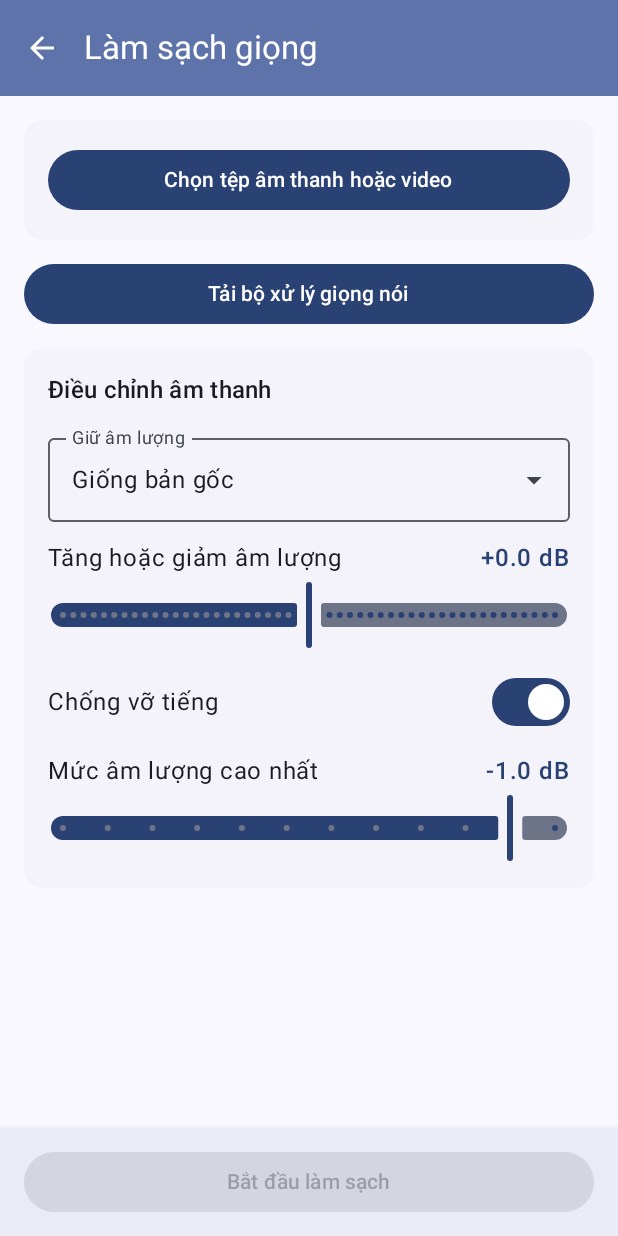
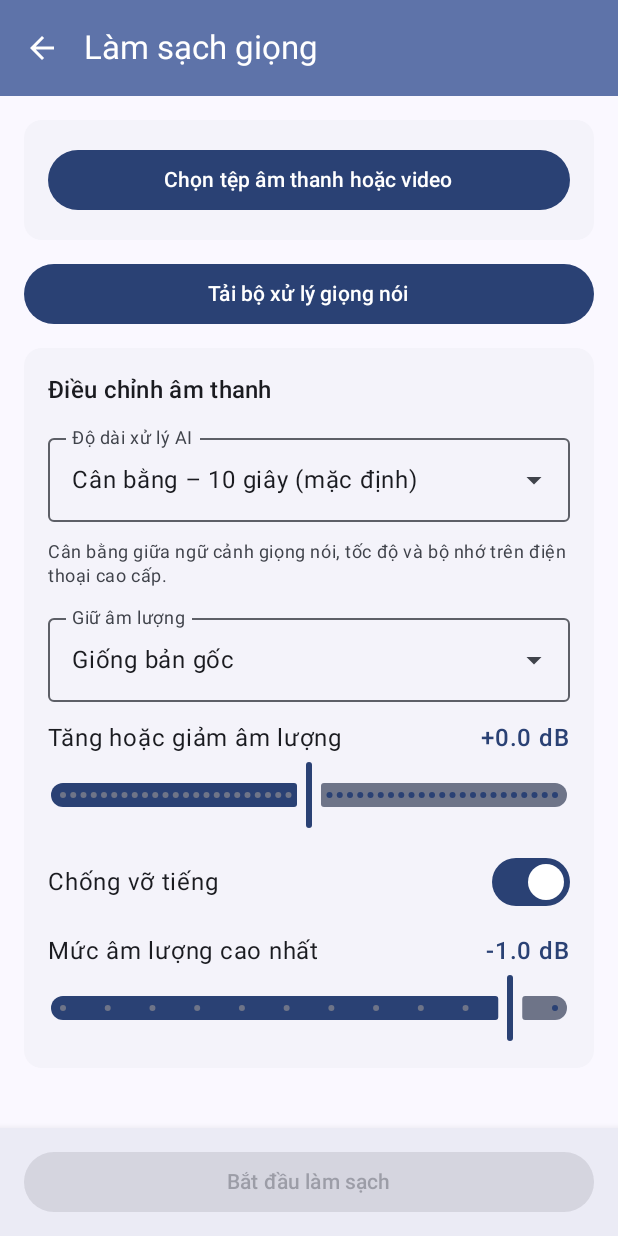
Before and after one commit to tvhuy99-web/Remix-Remix-Media-Tool556, an Android app built with Jetpack Compose: the VoiceCleanupScreen screen opened through its navigation route, on a phone screen of 412 x 824 dp. Run offline under Robolectric (Android 15) with nearby library versions, the light colour scheme and no system bars; pictures from the network do not load; 2 statements that could not run were skipped.

Commit message:
Thêm lựa chọn 4 10 và 15 giây trên giao diện

```diff
--- a/app/src/main/java/com/aistudio/mediatool/ui/screens/VoiceCleanupScreen.kt
+++ b/app/src/main/java/com/aistudio/mediatool/ui/screens/VoiceCleanupScreen.kt
@@ -53,6 +53,7 @@
 import com.aistudio.mediatool.core.ml.VoiceCleanupReport
 import com.aistudio.mediatool.core.ml.VoiceCleanupService
 import com.aistudio.mediatool.core.ml.VoiceCleanupState
+import com.aistudio.mediatool.core.ml.VoiceCleanupWindowMode
 import com.aistudio.mediatool.ui.components.AccessibleSwitchRow
 import com.aistudio.mediatool.ui.components.AccessibleValueSlider
 import com.aistudio.mediatool.ui.components.AudioPreviewSource
@@ -85,6 +86,7 @@
 
     var selectedUriText by rememberSaveable { mutableStateOf<String?>(null) }
     var selectedName by rememberSaveable { mutableStateOf<String?>(null) }
+    var windowModeName by rememberSaveable { mutableStateOf(VoiceCleanupWindowMode.BALANCED_10S.name) }
     var loudnessModeName by rememberSaveable { mutableStateOf(VoiceCleanupLoudnessMode.MATCH_SOURCE.name) }
     var targetLufs by rememberSaveable { mutableFloatStateOf(-16f) }
     var outputGainDb by rememberSaveable { mutableFloatStateOf(0f) }
@@ -97,8 +99,10 @@
     var resultReport by remember { mutableStateOf<VoiceCleanupReport?>(null) }
 
     val selectedUri = selectedUriText?.let(Uri::parse)
+    val windowMode = VoiceCleanupWindowMode.fromName(windowModeName)
     val loudnessMode = VoiceCleanupLoudnessMode.fromName(loudnessModeName)
     val config = VoiceCleanupConfig(
+        windowMode = windowMode,
         loudnessMode = loudnessMode,
         targetLufs = targetLufs,
         outputGainDb = outputGainDb,
@@ -150,6 +154,7 @@
             action = VoiceCleanupService.ACTION_START
             putExtra(VoiceCleanupService.EXTRA_URI, start.uriText)
             putExtra(VoiceCleanupService.EXTRA_MODEL_FILE, start.modelPath)
+            putExtra(VoiceCleanupService.EXTRA_WINDOW_MODE, start.config.windowMode.name)
             putExtra(VoiceCleanupService.EXTRA_LOUDNESS_MODE, start.config.loudnessMode.name)
             putExtra(VoiceCleanupService.EXTRA_TARGET_LUFS, start.config.targetLufs)
             putExtra(VoiceCleanupService.EXTRA_OUTPUT_GAIN_DB, start.config.outputGainDb)
@@ -201,6 +206,24 @@
     }
 
     val downloadedModel = (downloadState as? DownloadState.Success)?.file
+    val windowOptions = listOf(
+        "Tương thích – 4 giây",
+        "Cân bằng – 10 giây (mặc định)",
+        "Tối đa – 15 giây",
+    )
+    val windowIndex = when (windowMode) {
+        VoiceCleanupWindowMode.COMPATIBILITY_4S -> 0
+        VoiceCleanupWindowMode.BALANCED_10S -> 1
+        VoiceCleanupWindowMode.MAXIMUM_15S -> 2
+    }
+    val windowHint = when (windowMode) {
+        VoiceCleanupWindowMode.COMPATIBILITY_4S ->
+            "Dùng ít RAM nhất và phù hợp khi chế độ dài hơn không chạy ổn định."
+        VoiceCleanupWindowMode.BALANCED_10S ->
+            "Cân bằng giữa ngữ cảnh giọng nói, tốc độ và bộ nhớ trên điện thoại cao cấp."
+        VoiceCleanupWindowMode.MAXIMUM_15S ->
+            "Cho ngữ cảnh dài nhất, cần nhiều RAM và chỉ nên dùng trên điện thoại rất mạnh."
+    }
     val loudnessOptions = listOf(
         "Giống bản gốc",
         "Giữ nguyên kết quả lọc",
@@ -259,6 +282,24 @@
             )
 
             ToolSectionCard(title = "Điều chỉnh âm thanh") {
+                CompactDropdown(
+                    label = "Độ dài xử lý AI",
+                    values = windowOptions,
+                    selectedIndex = windowIndex,
+                    onSelected = { index ->
+                        windowModeName = when (index) {
+                            0 -> VoiceCleanupWindowMode.COMPATIBILITY_4S.name
+                            2 -> VoiceCleanupWindowMode.MAXIMUM_15S.name
+                            else -> VoiceCleanupWindowMode.BALANCED_10S.name
+                        }
+                    },
+                    modifier = Modifier.fillMaxWidth(),
+                )
+                Text(
+                    windowHint,
+                    style = MaterialTheme.typography.bodySmall,
+                    color = MaterialTheme.colorScheme.onSurfaceVariant,
+                )
                 CompactDropdown(
                     label = "Giữ âm lượng",
                     values = loudnessOptions,
```
